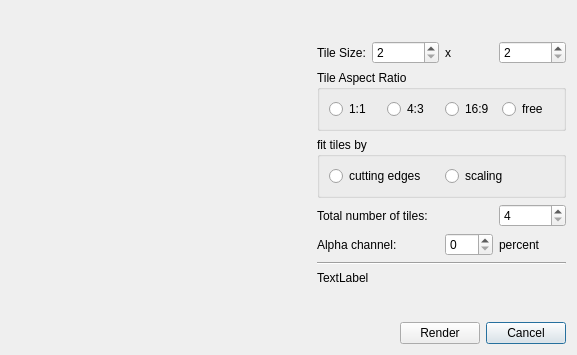
Before: the Qt Designer form mosaicdetailsdlg.ui in seanet7or/mosaicit, drawn with Qt 5.
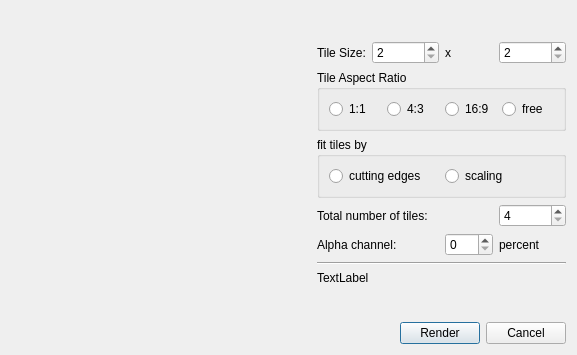
After: the same form once the commit is applied.

Commit message: set correct default buttons

```diff
--- a/mosaicdetailsdlg.ui
+++ b/mosaicdetailsdlg.ui
@@ -243,6 +243,9 @@
        <property name="text">
         <string>Render</string>
        </property>
+       <property name="default">
+        <bool>true</bool>
+       </property>
       </widget>
      </item>
      <item row="0" column="0">
```
The commit also changes 9 other files.
